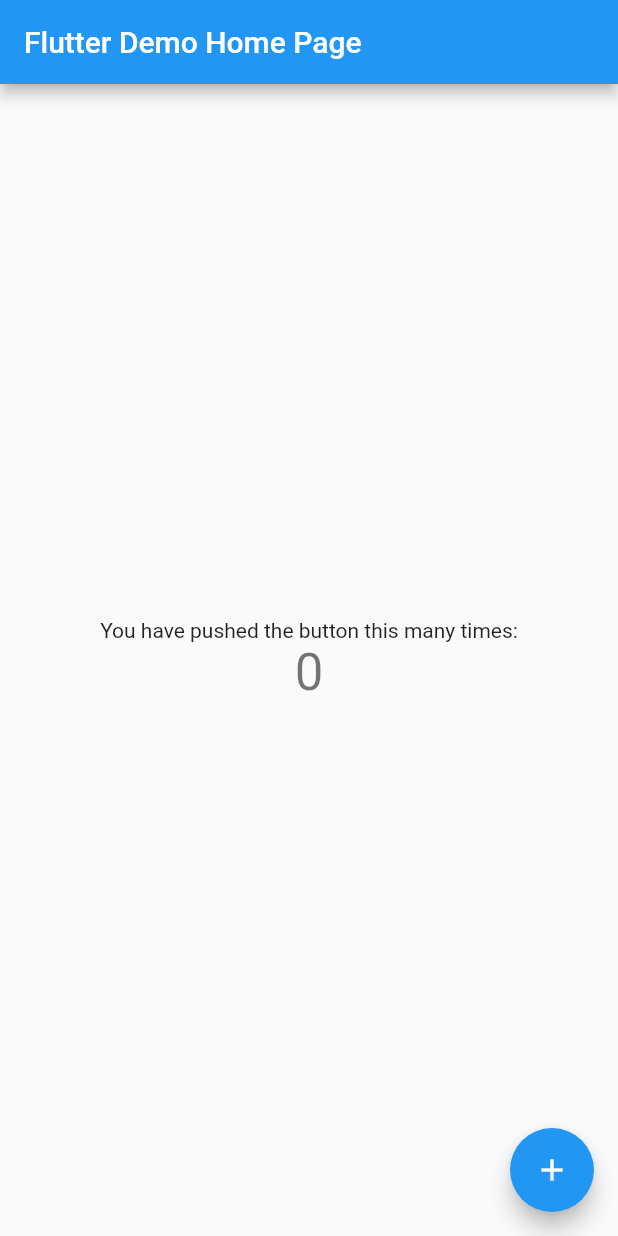
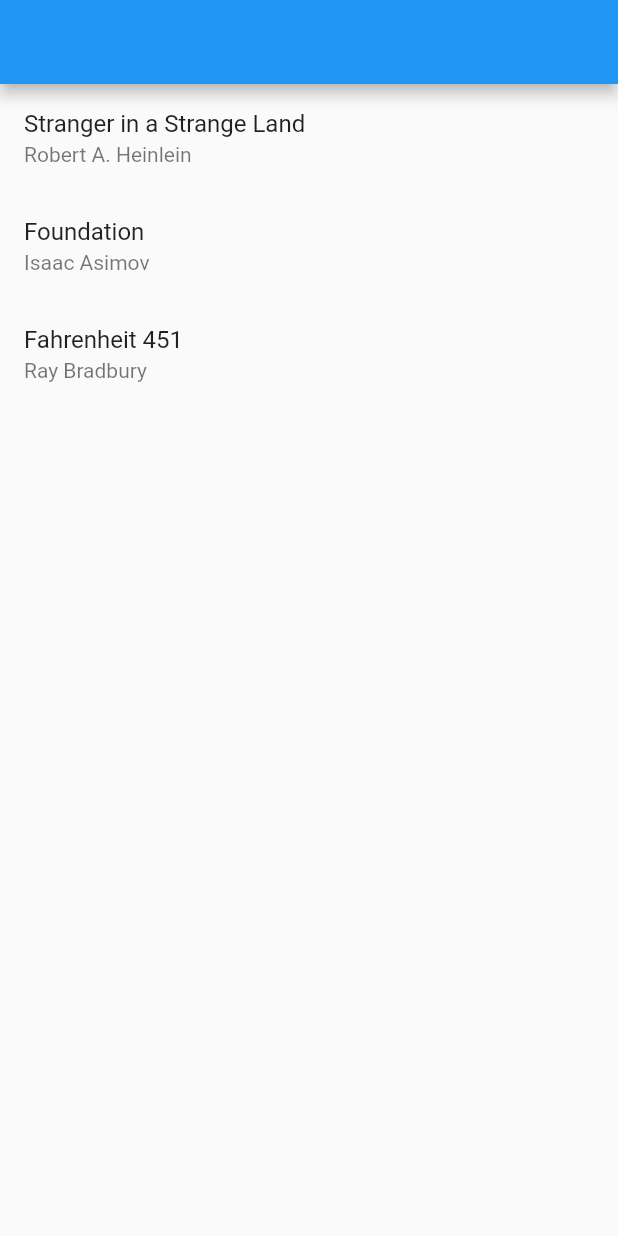
Before and after one commit to AmbujaAK/flutter_navigation_2, a Flutter app: the screen it shows after launch, on a phone screen of 412 x 824 dp. Run offline on Flutter 3.47's test engine with Material 2 defaults, Android fonts, the phone set to English and light mode, and no system bars.

Commit message:
first snapshot added

```diff
--- a/lib/main.dart
+++ b/lib/main.dart
@@ -1,113 +1,135 @@
 import 'package:flutter/material.dart';
 
 void main() {
-  runApp(MyApp());
+  runApp(BooksApp());
 }
 
-class MyApp extends StatelessWidget {
-  // This widget is the root of your application.
+class Book {
+  final String title;
+  final String author;
+
+  Book(this.title, this.author);
+}
+
+class BooksApp extends StatefulWidget {
+  @override
+  State<StatefulWidget> createState() => _BooksAppState();
+}
+
+class _BooksAppState extends State<BooksApp> {
+  Book _selectedBook;
+
+  List<Book> books = [
+    Book('Stranger in a Strange Land', 'Robert A. Heinlein'),
+    Book('Foundation', 'Isaac Asimov'),
+    Book('Fahrenheit 451', 'Ray Bradbury'),
+  ];
+
   @override
   Widget build(BuildContext context) {
     return MaterialApp(
-      title: 'Flutter Demo',
-      theme: ThemeData(
-        // This is the theme of your application.
-        //
-        // Try running your application with "flutter run". You'll see the
-        // application has a blue toolbar. Then, without quitting the app, try
-        // changing the primarySwatch below to Colors.green and then invoke
-        // "hot reload" (press "r" in the console where you ran "flutter run",
-        // or simply save your changes to "hot reload" in a Flutter IDE).
-        // Notice that the counter didn't reset back to zero; the application
-        // is not restarted.
-        primarySwatch: Colors.blue,
+      title: 'Books App',
+      home: Navigator(
+        pages: [
+          MaterialPage(
+            key: ValueKey('BooksListPage'),
+            child: BooksListScreen(
+              books: books,
+              onTapped: _handleBookTapped,
+            ),
+          ),
+          if (_selectedBook != null) BookDetailsPage(book: _selectedBook)
+        ],
+        onPopPage: (route, result) {
+          if (!route.didPop(result)) {
+            return false;
+          }
+
+          // Update the list of pages by setting _selectedBook to null
+          setState(() {
+            _selectedBook = null;
+          });
+
+          return true;
+        },
       ),
-      home: MyHomePage(title: 'Flutter Demo Home Page'),
+    );
+  }
+
+  void _handleBookTapped(Book book) {
+    setState(() {
+      _selectedBook = book;
+    });
+  }
+}
+
+class BookDetailsPage extends Page {
+  final Book book;
+
+  BookDetailsPage({
+    this.book,
+  }) : super(key: ValueKey(book));
+
+  Route createRoute(BuildContext context) {
+    return MaterialPageRoute(
+      settings: this,
+      builder: (BuildContext context) {
+        return BookDetailsScreen(book: book);
+      },
     );
   }
 }
 
-class MyHomePage extends StatefulWidget {
-  MyHomePage({Key key, this.title}) : super(key: key);
+class BooksListScreen extends StatelessWidget {
+  final List<Book> books;
+  final ValueChanged<Book> onTapped;
 
-  // This widget is the home page of your application. It is stateful, meaning
-  // that it has a State object (defined below) that contains fields that affect
-  // how it looks.
-
-  // This class is the configuration for the state. It holds the values (in this
-  // case the title) provided by the parent (in this case the App widget) and
-  // used by the build method of the State. Fields in a Widget subclass are
-  // always marked "final".
-
-  final String title;
-
-  @override
-  _MyHomePageState createState() => _MyHomePageState();
-}
-
-class _MyHomePageState extends State<MyHomePage> {
-  int _counter = 0;
-
-  void _incrementCounter() {
-    setState(() {
-      // This call to setState tells the Flutter framework that something has
-      // changed in this State, which causes it to rerun the build method below
-      // so that the display can reflect the updated values. If we changed
-      // _counter without calling setState(), then the build method would not be
-      // called again, and so nothing would appear to happen.
-      _counter++;
-    });
-  }
+  BooksListScreen({
+    @required this.books,
+    @required this.onTapped,
+  });
 
   @override
   Widget build(BuildContext context) {
-    // This method is rerun every time setState is called, for instance as done
-    // by the _incrementCounter method above.
-    //
-    // The Flutter framework has been optimized to make rerunning build methods
-    // fast, so that you can just rebuild anything that needs updating rather
-    // than having to individually change instances of widgets.
     return Scaffold(
-      appBar: AppBar(
-        // Here we take the value from the MyHomePage object that was created by
-        // the App.build method, and use it to set our appbar title.
-        title: Text(widget.title),
+      appBar: AppBar(),
+      body: ListView(
+        children: [
+          for (var book in books)
+            ListTile(
+              title: Text(book.title),
+              subtitle: Text(book.author),
+              onTap: () => onTapped(book),
+            )
+        ],
       ),
-      body: Center(
-        // Center is a layout widget. It takes a single child and positions it
-        // in the middle of the parent.
+    );
+  }
+}
+
+class BookDetailsScreen extends StatelessWidget {
+  final Book book;
+
+  BookDetailsScreen({
+    @required this.book,
+  });
+
+  @override
+  Widget build(BuildContext context) {
+    return Scaffold(
+      appBar: AppBar(),
+      body: Padding(
+        padding: const EdgeInsets.all(8.0),
         child: Column(
-          // Column is also a layout widget. It takes a list of children and
-          // arranges them vertically. By default, it sizes itself to fit its
-          // children horizontally, and tries to be as tall as its parent.
-          //
-          // Invoke "debug painting" (press "p" in the console, choose the
-          // "Toggle Debug Paint" action from the Flutter Inspector in Android
-          // Studio, or the "Toggle Debug Paint" command in Visual Studio Code)
-          // to see the wireframe for each widget.
-          //
-          // Column has various properties to control how it sizes itself and
-          // how it positions its children. Here we use mainAxisAlignment to
-          // center the children vertically; the main axis here is the vertical
-          // axis because Columns are vertical (the cross axis would be
-          // horizontal).
-          mainAxisAlignment: MainAxisAlignment.center,
-          children: <Widget>[
-            Text(
-              'You have pushed the button this many times:',
-            ),
-            Text(
-              '$_counter',
-              style: Theme.of(context).textTheme.headline4,
-            ),
+          crossAxisAlignment: CrossAxisAlignment.start,
+          children: [
+            if (book != null) ...[
+              Text(book.title, style: Theme.of(context).textTheme.headline6),
+              Text(book.author, style: Theme.of(context).textTheme.subtitle1),
+            ],
           ],
         ),
       ),
-      floatingActionButton: FloatingActionButton(
-        onPressed: _incrementCounter,
-        tooltip: 'Increment',
-        child: Icon(Icons.add),
-      ), // This trailing comma makes auto-formatting nicer for build methods.
     );
   }
 }
```
Also changed, not shown: 1 other file.
